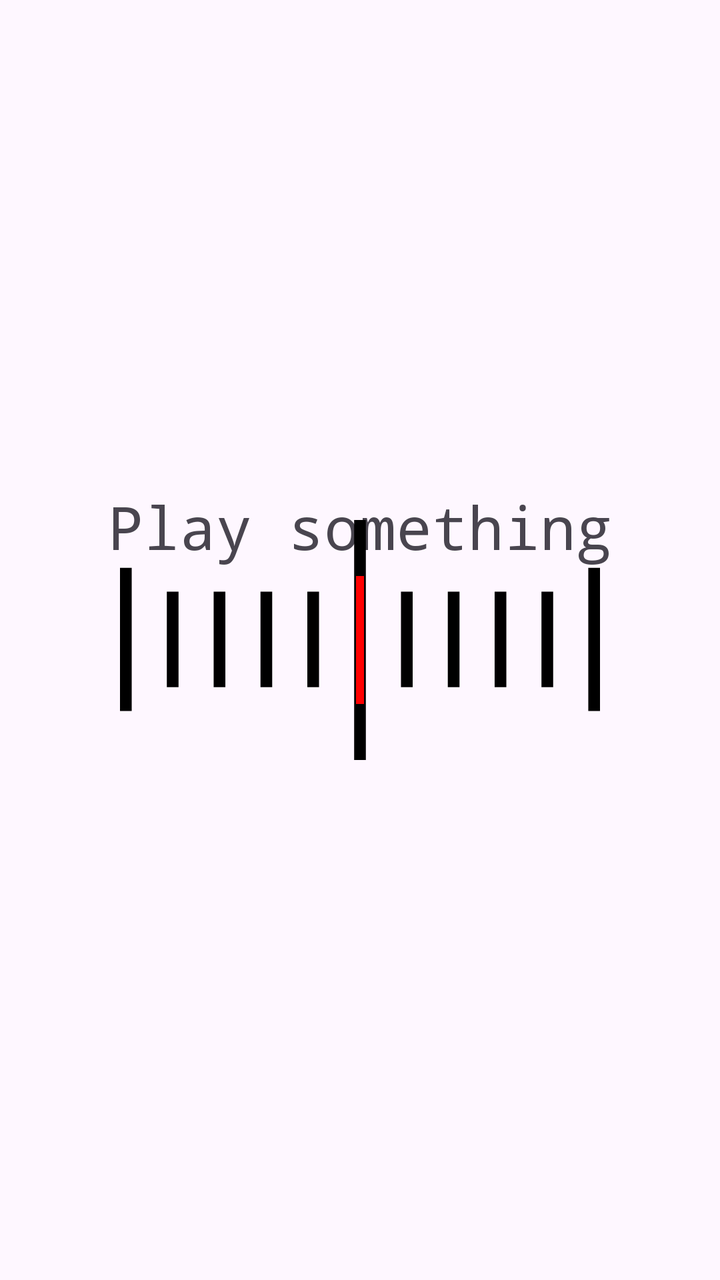
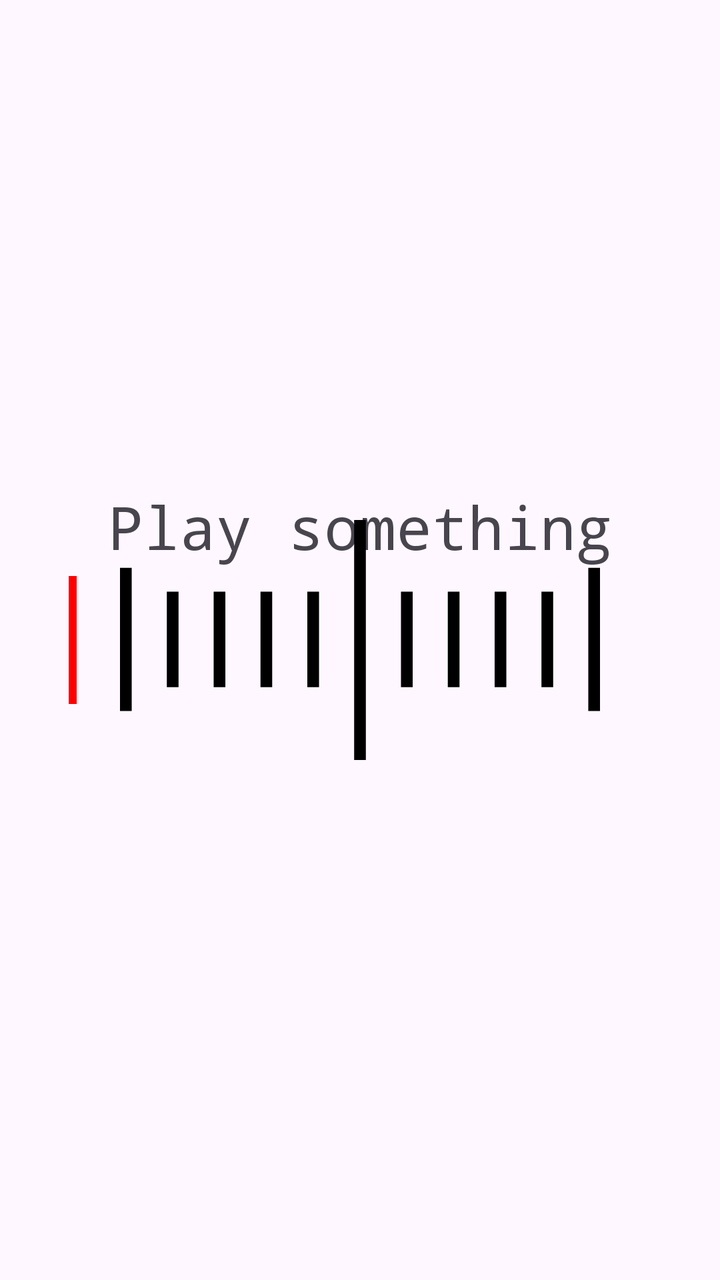

Two renders of the same Android screen: before a commit and after it. Below are the layout's source before the change and the commit's diff.
<!-- AndroidManifest.xml: application theme Theme.AuroraTuner -->
<!-- res/layout/fragment_tuner.xml -->
<?xml version="1.0" encoding="utf-8"?>
<androidx.constraintlayout.widget.ConstraintLayout xmlns:android="http://schemas.android.com/apk/res/android"
    xmlns:app="http://schemas.android.com/apk/res-auto"
    xmlns:tools="http://schemas.android.com/tools"
    android:layout_width="match_parent"
    android:layout_height="match_parent"
    tools:context=".TunerFragment">

    

    <TextView
        android:id="@+id/note_text"
        android:layout_width="wrap_content"
        android:layout_height="wrap_content"
        android:layout_marginTop="243dp"
        android:fontFamily="monospace"
        android:maxLines="1"
        android:text="@string/note_text_placeholder"
        android:textAlignment="center"
        android:textSize="30sp"
        app:layout_constraintEnd_toEndOf="parent"
        app:layout_constraintStart_toStartOf="parent"
        app:layout_constraintTop_toTopOf="parent" />

    <TextView
        android:id="@+id/delta_text"
        android:layout_width="wrap_content"
        android:layout_height="wrap_content"
        android:fontFamily="monospace"
        android:textAlignment="center"
        android:textSize="30sp"
        app:layout_constraintBottom_toBottomOf="parent"
        app:layout_constraintEnd_toEndOf="parent"
        app:layout_constraintHorizontal_bias="0.498"
        app:layout_constraintStart_toStartOf="parent"
        app:layout_constraintTop_toTopOf="parent"
        app:layout_constraintVertical_bias="0.649" />

    <ImageView
        android:id="@+id/measure"
        android:layout_width="300dp"
        android:layout_height="120dp"
        android:src="@drawable/measure"
        app:layout_constraintBottom_toBottomOf="parent"
        app:layout_constraintEnd_toEndOf="parent"
        app:layout_constraintStart_toStartOf="parent"
        app:layout_constraintTop_toTopOf="parent" />

    <ImageView
        android:id="@+id/measure_line"
        android:layout_width="4dp"
        android:layout_height="120dp"
        android:src="@drawable/measure_line"
        app:layout_constraintBottom_toBottomOf="parent"
        app:layout_constraintEnd_toEndOf="@+id/measure"
        app:layout_constraintStart_toStartOf="@+id/measure"
        app:layout_constraintTop_toTopOf="parent" />

</androidx.constraintlayout.widget.ConstraintLayout>
<!-- resources referenced by this layout -->
<resources>
  <!-- drawable measure (drawable) -->
  <vector xmlns:android="http://schemas.android.com/apk/res/android"
      android:width="200dp"
      android:height="100dp"
      android:viewportWidth="410"
      android:viewportHeight="201">
      <path
          android:fillColor="@color/measureColor"
          android:name="Rectangle 1"
          android:pathData="m200 0h10v201h-10v-201z" />
      <path
          android:fillColor="@color/measureColor"
          android:name="Rectangle 2"
          android:pathData="m240 60h10v80h-10v-80z" />
      <path
          android:fillColor="@color/measureColor"
          android:name="Rectangle 3"
          android:pathData="m280 60h10v80h-10v-80z" />
      <path
          android:fillColor="@color/measureColor"
          android:name="Rectangle 4"
          android:pathData="m320 60h10v80h-10v-80z" />
      <path
          android:fillColor="@color/measureColor"
          android:name="Rectangle 5"
          android:pathData="m360 60h10v80h-10v-80z" />
      <path
          android:fillColor="@color/measureColor"
          android:name="Rectangle 6"
          android:pathData="m400 40h10v120h-10v-120z" />
      <path
          android:fillColor="@color/measureColor"
          android:name="Rectangle 7"
          android:pathData="m160 60h10v80h-10v-80z" />
      <path
          android:fillColor="@color/measureColor"
          android:name="Rectangle 8"
          android:pathData="m40 60h10v80h-10v-80z" />
      <path
          android:fillColor="@color/measureColor"
          android:name="Rectangle 9"
          android:pathData="m80 60h10v80h-10v-80z" />
      <path
          android:fillColor="@color/measureColor"
          android:name="Rectangle 10"
          android:pathData="m120 60h10v80h-10v-80z" />
      <path
          android:fillColor="@color/measureColor"
          android:name="Rectangle 11"
          android:pathData="m0 40h10v120h-10v-120z" />
  </vector>
  <!-- drawable measure_line (drawable) -->
  <vector xmlns:android="http://schemas.android.com/apk/res/android"
      android:width="5dp"
      android:height="80dp"
      android:viewportWidth="5"
      android:viewportHeight="80">
      <path
          android:fillColor="@color/measureLineColorDefault"
          android:name="Rectangle 1"
          android:pathData="m0 0h5v80h-5v-80z" />
  </vector>
  <string name="note_text_placeholder">Play something</string>
  <style name="Theme.AuroraTuner" parent="Base.Theme.AuroraTuner" />
  <color name="measureColor">@color/black</color>
  <color name="measureLineColorDefault">#FF0000</color>
  <style name="Base.Theme.AuroraTuner" parent="Theme.Material3.DayNight.NoActionBar">
          
          
          <item name="android:navigationBarColor">@color/white</item>
          <item name="colorPrimaryDark">@color/white</item>
      </style>
  <color name="black">#FF000000</color>
  <color name="white">#FFFFFFFF</color>
</resources>

<!-- the commit's change to res/layout/fragment_tuner.xml (unified diff, before → after) -->
@@ -2,6 +2,7 @@
 <androidx.constraintlayout.widget.ConstraintLayout xmlns:android="http://schemas.android.com/apk/res/android"
     xmlns:app="http://schemas.android.com/apk/res-auto"
     xmlns:tools="http://schemas.android.com/tools"
+    android:id="@+id/tuner_constraint_layout"
     android:layout_width="match_parent"
     android:layout_height="match_parent"
     tools:context=".TunerFragment">
@@ -40,6 +41,7 @@
         android:id="@+id/measure"
         android:layout_width="300dp"
         android:layout_height="120dp"
+        android:contentDescription="@string/measure_description"
         android:src="@drawable/measure"
         app:layout_constraintBottom_toBottomOf="parent"
         app:layout_constraintEnd_toEndOf="parent"
@@ -50,9 +52,11 @@
         android:id="@+id/measure_line"
         android:layout_width="4dp"
         android:layout_height="120dp"
+        android:contentDescription="@string/measure_line_description"
         android:src="@drawable/measure_line"
         app:layout_constraintBottom_toBottomOf="parent"
         app:layout_constraintEnd_toEndOf="@+id/measure"
+        app:layout_constraintHorizontal_bias="0.015"
         app:layout_constraintStart_toStartOf="@+id/measure"
         app:layout_constraintTop_toTopOf="parent" />
 
<!-- resource entries referenced after the edit -->
@@ -62,6 +62,8 @@
           android:name="Rectangle 1"
           android:pathData="m0 0h5v80h-5v-80z" />
   </vector>
+  <string name="measure_description">musical note measure</string>
+  <string name="measure_line_description">current deviation from note</string>
   <string name="note_text_placeholder">Play something</string>
   <style name="Theme.AuroraTuner" parent="Base.Theme.AuroraTuner" />
   <color name="measureColor">@color/black</color>
